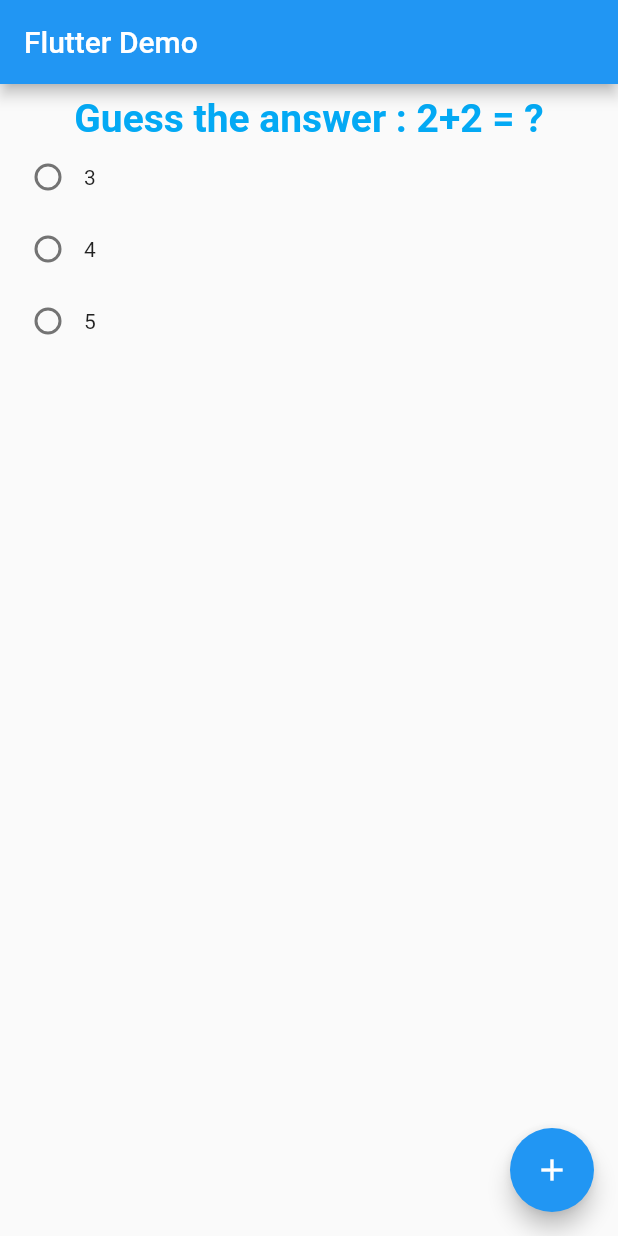
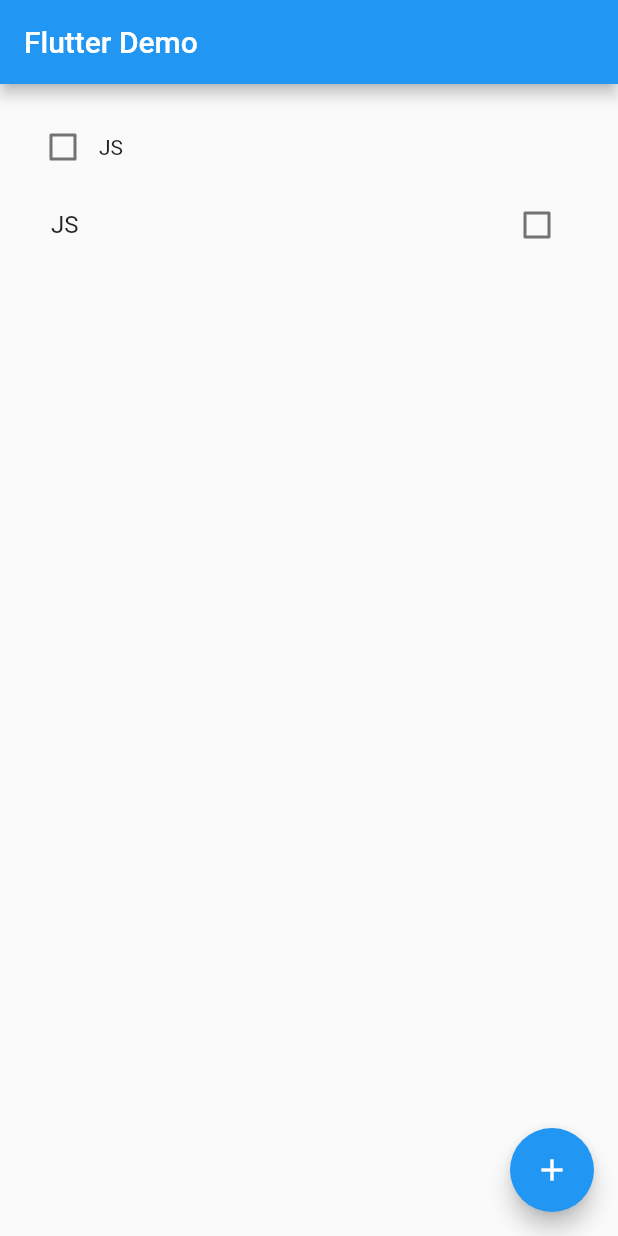
Before and after one commit to hebaabdelwhab/LearningCodeCourse, a Flutter app: the screen it shows after launch, on a phone screen of 412 x 824 dp. Run offline on Flutter 3.47's test engine with Material 2 defaults, Android fonts, the phone set to English and light mode, and no system bars; our stand-ins replace carousel_slider.

Commit message:
21-12-2021

```diff
--- a/lib/main.dart
+++ b/lib/main.dart
@@ -1,3 +1,4 @@
+import 'package:flutter/cupertino.dart';
 import 'package:flutter/material.dart';
 import 'package:carousel_slider/carousel_slider.dart';
 
@@ -7,7 +8,6 @@ void main() {
 
 class MyApp extends StatelessWidget {
   const MyApp({Key? key}) : super(key: key);
-
   @override
   Widget build(BuildContext context) {
     return MaterialApp(
@@ -31,12 +31,81 @@ class _MyHomePageState extends State<MyHomePage> {
   List ImgList = ['Images/Cairo.jpg','Images/download.jpg','Images/photo.jpg'];
   late String result;
   late Color resultColor;
-
+  //CheckBox;
+  bool js = false ;
+  bool CSharp = false;
+  bool python = false;
   @override
   Widget build(BuildContext context) {
     return Scaffold(
       appBar: AppBar(title: Text("Flutter Demo"),),
-      body: Padding(
+      body: buildCheckBox(),
+      floatingActionButton: FloatingActionButton(
+        onPressed: null,
+        tooltip: 'Increment',
+        child: const Icon(Icons.add),
+      ),
+    );
+  }
+  //CheckBox;
+  Padding buildCheckBox() {
+    return Padding(
+      padding: const EdgeInsets.all(18.0),
+      child: Column(
+        children: [
+          Row(
+            children: [
+              Checkbox(
+                value: js,
+                onChanged: (value){
+                setState(() {
+                  js = value!;
+                });
+              }),
+              Text("JS")
+            ],
+          ),
+          CheckboxListTile(
+            value: js,
+            onChanged: (value){
+            setState(() {
+              js = value!;
+            });
+          },
+          title: Text("JS"),),
+        ],
+      ),
+    );
+  }
+  //radio button;
+  Container buildRadioListTile2() {
+    return Container(
+      color: _radioValues==0?Colors.brown:Colors.green,
+      padding: EdgeInsets.all(32),
+      child: Column(
+        children: [
+          buildRadioListTile(0,"Brown","Change bg to Brown"),
+          buildRadioListTile(1,"Green","Change bg to Green"),
+        ],
+      ),
+    );
+  }
+  RadioListTile buildRadioListTile(val,txt , subtext) {
+    return RadioListTile(
+              value: val,
+              controlAffinity: ListTileControlAffinity.platform,
+              groupValue: _radioValues,
+              onChanged:(value){
+                setState(() {
+                  _radioValues = value;
+                });
+              },
+    title:Text(txt),
+    subtitle:Text(subtext,style: TextStyle(color: Colors.white)),
+    );
+  }
+  Padding buildRadio() {
+    return Padding(
       padding: EdgeInsets.all(8.0),
       child: Column(
         children: [
@@ -51,14 +120,9 @@ class _MyHomePageState extends State<MyHomePage> {
           buildRow(5),
         ],
       ),
-      ),
-      floatingActionButton: FloatingActionButton(
-        onPressed: null,
-        tooltip: 'Increment',
-        child: const Icon(Icons.add),
-      ),
     );
   }
+  //How to making dialog on flutter;
   myDialg(){
     var ad = AlertDialog(
        content: Container(
@@ -74,6 +138,7 @@ class _MyHomePageState extends State<MyHomePage> {
     );
     showDialog(context: context,builder:(context) => ad,);
  }
+ //How to making radio using radio widget ;
   Row buildRow(int Value){
     return Row(
             children: [
@@ -89,6 +154,7 @@ class _MyHomePageState extends State<MyHomePage> {
            ],
           );
   }
+  //How to make CarouselSlider in flutter;
   ListView buildListView() {
     return ListView(
       children: [
@@ -120,6 +186,7 @@ class _MyHomePageState extends State<MyHomePage> {
       )
     ],);
   }
+  //How to deal with text in flutter;
   Column ClippedText(){
     return Column(
         mainAxisAlignment: MainAxisAlignment.center,
```
Lines whose indentation alone changed are shown as unchanged.
